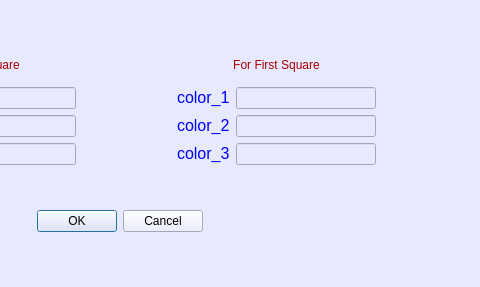
Old version of the form dialogerror.ui in the repository vitkozgit/FindColors; both pictures show x 213 to 693 and y 0 to 287 of the 693 by 287 pixel window.
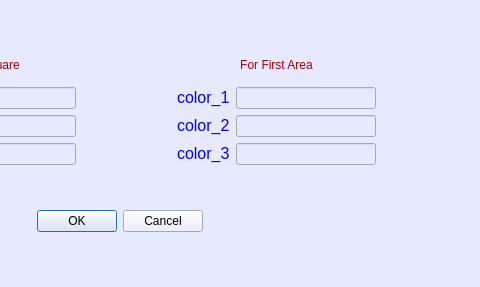
New version of the form.

What changed in the file:
```diff
--- a/dialogerror.ui
+++ b/dialogerror.ui
@@ -33,7 +33,7 @@
 color: rgb(170, 0, 0)</string>
       </property>
       <property name="text">
-       <string>&lt;html&gt;&lt;head/&gt;&lt;body&gt;&lt;p align=&quot;center&quot;&gt;For First Square&lt;/p&gt;&lt;/body&gt;&lt;/html&gt;</string>
+       <string>&lt;html&gt;&lt;head/&gt;&lt;body&gt;&lt;p align=&quot;center&quot;&gt;For First Area&lt;/p&gt;&lt;/body&gt;&lt;/html&gt;</string>
       </property>
      </widget>
     </item>
```
